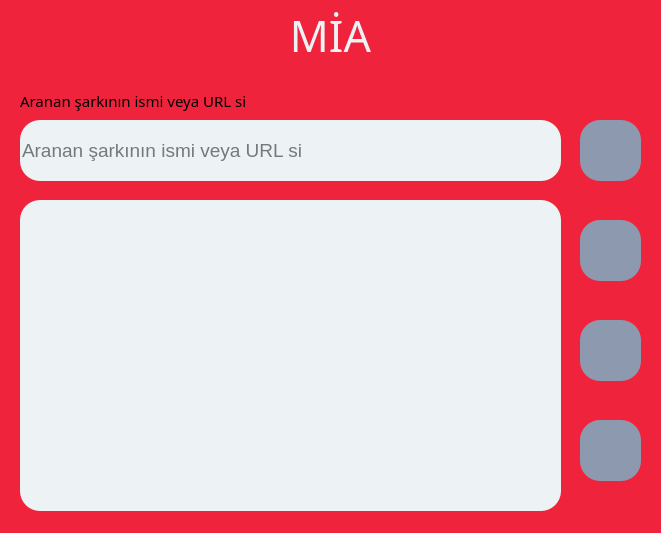
Qt form app.ui (Muhammedska/Mia) before a commit.
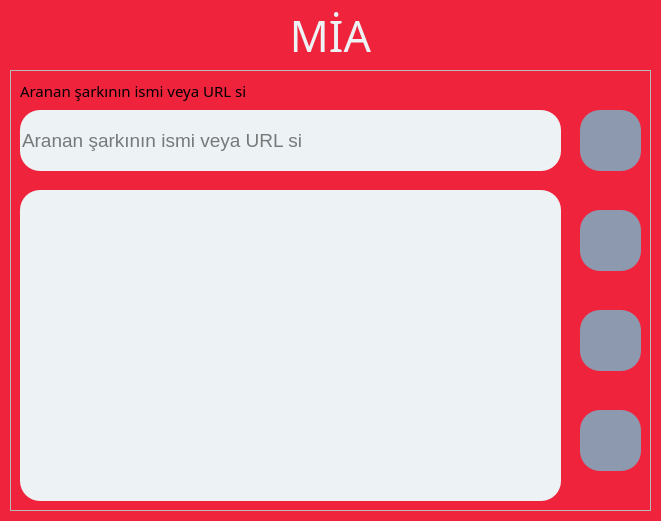
The same form after that commit. Icons and pictures are not drawn.

Diff of the .ui file:
```diff
--- a/app.ui
+++ b/app.ui
@@ -7,7 +7,7 @@
     <x>0</x>
     <y>0</y>
     <width>661</width>
-    <height>533</height>
+    <height>521</height>
    </rect>
   </property>
   <property name="minimumSize">
@@ -33,76 +33,6 @@
    <string notr="true">QMainWindow{background-color:#EF233C;}</string>
   </property>
   <widget class="QWidget" name="centralwidget">
-   <widget class="QPushButton" name="search">
-    <property name="geometry">
-     <rect>
-      <x>580</x>
-      <y>120</y>
-      <width>61</width>
-      <height>61</height>
-     </rect>
-    </property>
-    <property name="styleSheet">
-     <string notr="true">
-QPushButton{
-	background-color:#8D99AE;
-	border-radius:20px;
-	color:#FCA311;
-	transition: all  500ms;
-}
-QPushButton::hover{
-	background-color:#FFA62B;
-	border-radius:20px;
-	color:#14213d;
-	transition: all 100ms;
-}
-QPushButton:pressed{
-	background-color:#2B2D42;
-	border-radius:20px;
-	color:#fffff;
-	transition: all 100ms;
-}
-  </string>
-    </property>
-    <property name="text">
-     <string/>
-    </property>
-    <property name="icon">
-     <iconset>
-      <normaloff>searchengin-brands.svg</normaloff>searchengin-brands.svg</iconset>
-    </property>
-    <property name="iconSize">
-     <size>
-      <width>32</width>
-      <height>32</height>
-     </size>
-    </property>
-   </widget>
-   <widget class="QLineEdit" name="sinput">
-    <property name="geometry">
-     <rect>
-      <x>20</x>
-      <y>120</y>
-      <width>541</width>
-      <height>61</height>
-     </rect>
-    </property>
-    <property name="font">
-     <font>
-      <pointsize>14</pointsize>
-     </font>
-    </property>
-    <property name="styleSheet">
-     <string notr="true">QLineEdit{
-	border-radius:20px;
-	background-color:#EDF2F4;
-	
-}</string>
-    </property>
-    <property name="placeholderText">
-     <string>Aranan şarkının ismi veya URL si</string>
-    </property>
-   </widget>
    <widget class="QLabel" name="label">
     <property name="geometry">
      <rect>
@@ -128,31 +58,6 @@
      <set>Qt::AlignCenter</set>
     </property>
    </widget>
-   <widget class="QLabel" name="label_2">
-    <property name="geometry">
-     <rect>
-      <x>20</x>
-      <y>90</y>
-      <width>621</width>
-      <height>21</height>
-     </rect>
-    </property>
-    <property name="font">
-     <font>
-      <family>Poetsen One</family>
-      <pointsize>11</pointsize>
-     </font>
-    </property>
-    <property name="styleSheet">
-     <string notr="true"/>
-    </property>
-    <property name="text">
-     <string>Aranan şarkının ismi veya URL si</string>
-    </property>
-    <property name="alignment">
-     <set>Qt::AlignLeading|Qt::AlignLeft|Qt::AlignVCenter</set>
-    </property>
-   </widget>
    <widget class="QLabel" name="label_3">
     <property name="geometry">
      <rect>
@@ -172,124 +77,164 @@
      <bool>true</bool>
     </property>
    </widget>
-   <widget class="QListWidget" name="songlist">
+   <widget class="QFrame" name="searcharea">
     <property name="geometry">
      <rect>
-      <x>20</x>
-      <y>200</y>
-      <width>541</width>
-      <height>311</height>
+      <x>10</x>
+      <y>70</y>
+      <width>641</width>
+      <height>441</height>
      </rect>
     </property>
-    <property name="styleSheet">
-     <string notr="true">QListWidget{
+    <property name="frameShape">
+     <enum>QFrame::StyledPanel</enum>
+    </property>
+    <property name="frameShadow">
+     <enum>QFrame::Raised</enum>
+    </property>
+    <widget class="QLabel" name="label_2">
+     <property name="geometry">
+      <rect>
+       <x>10</x>
+       <y>10</y>
+       <width>621</width>
+       <height>21</height>
+      </rect>
+     </property>
+     <property name="font">
+      <font>
+       <family>Poetsen One</family>
+       <pointsize>11</pointsize>
+      </font>
+     </property>
+     <property name="styleSheet">
+      <string notr="true"/>
+     </property>
+     <property name="text">
+      <string>Aranan şarkının ismi veya URL si</string>
+     </property>
+     <property name="alignment">
+      <set>Qt::AlignLeading|Qt::AlignLeft|Qt::AlignVCenter</set>
+     </property>
+    </widget>
+    <widget class="QPushButton" name="search">
+     <property name="geometry">
+      <rect>
+       <x>570</x>
+       <y>40</y>
+       <width>61</width>
+       <height>61</height>
+      </rect>
+     </property>
+     <property name="styleSheet">
+      <string notr="true">
+QPushButton{
+	background-color:#8D99AE;
+	border-radius:20px;
+	color:#FCA311;
+	transition: all  500ms;
+}
+QPushButton::hover{
+	background-color:#FFA62B;
+	border-radius:20px;
+	color:#14213d;
+	transition: all 100ms;
+}
+QPushButton:pressed{
+	background-color:#2B2D42;
+	border-radius:20px;
+	color:#fffff;
+	transition: all 100ms;
+}
+  </string>
+     </property>
+     <property name="text">
+      <string/>
+     </property>
+     <property name="icon">
+      <iconset>
+       <normaloff>searchengin-brands.svg</normaloff>searchengin-brands.svg</iconset>
+     </property>
+     <property name="iconSize">
+      <size>
+       <width>32</width>
+       <height>32</height>
+      </size>
+     </property>
+    </widget>
+    <widget class="QPushButton" name="download">
+     <property name="geometry">
+      <rect>
+       <x>570</x>
+       <y>140</y>
+       <width>61</width>
+       <height>61</height>
+      </rect>
+     </property>
+     <property name="styleSheet">
+      <string notr="true">
+QPushButton{
+	background-color:#8D99AE;
+	border-radius:20px;
+	color:#FCA311;
+	transition: all  500ms;
+}
+QPushButton::hover{
+	background-color:#FFA62B;
+	border-radius:20px;
+	color:#14213d;
+	transition: all 100ms;
+}
+QPushButton:pressed{
+	background-color:#2B2D42;
+	border-radius:20px;
+	color:#fffff;
+	transition: all 100ms;
+}
+  </string>
+     </property>
+     <property name="text">
+      <string/>
+     </property>
+     <property name="icon">
+      <iconset>
+       <normaloff>download-solid.svg</normaloff>download-solid.svg</iconset>
+     </property>
+     <property name="iconSize">
+      <size>
+       <width>32</width>
+       <height>32</height>
+      </size>
+     </property>
+    </widget>
+    <widget class="QListWidget" name="songlist">
+     <property name="geometry">
+      <rect>
+       <x>10</x>
+       <y>120</y>
+       <width>541</width>
+       <height>311</height>
+      </rect>
+     </property>
+     <property name="styleSheet">
+      <string notr="true">QListWidget{
 	border-radius:20px;
 	background-color:#EDF2F4;
 
 }</string>
-    </property>
-   </widget>
-   <widget class="QPushButton" name="download">
-    <property name="geometry">
-     <rect>
-      <x>580</x>
-      <y>220</y>
-      <width>61</width>
-      <height>61</height>
-     </rect>
-    </property>
-    <property name="styleSheet">
-     <string notr="true">
-QPushButton{
-	background-color:#8D99AE;
-	border-radius:20px;
-	color:#FCA311;
-	transition: all  500ms;
-}
-QPushButton::hover{
-	background-color:#FFA62B;
-	border-radius:20px;
-	color:#14213d;
-	transition: all 100ms;
-}
-QPushButton:pressed{
-	background-color:#2B2D42;
-	border-radius:20px;
-	color:#fffff;
-	transition: all 100ms;
-}
-  </string>
-    </property>
-    <property name="text">
-     <string/>
-    </property>
-    <property name="icon">
-     <iconset>
-      <normaloff>download-solid.svg</normaloff>download-solid.svg</iconset>
-    </property>
-    <property name="iconSize">
-     <size>
-      <width>32</width>
-      <height>32</height>
-     </size>
-    </property>
-   </widget>
-   <widget class="QPushButton" name="youtube">
-    <property name="geometry">
-     <rect>
-      <x>580</x>
-      <y>320</y>
-      <width>61</width>
-      <height>61</height>
-     </rect>
-    </property>
-    <property name="styleSheet">
-     <string notr="true">
-QPushButton{
-	background-color:#8D99AE;
-	border-radius:20px;
-	color:#FCA311;
-	transition: all  500ms;
-}
-QPushButton::hover{
-	background-color:#FFA62B;
-	border-radius:20px;
-	color:#14213d;
-	transition: all 100ms;
-}
-QPushButton:pressed{
-	background-color:#2B2D42;
-	border-radius:20px;
-	color:#fffff;
-	transition: all 100ms;
-}
-  </string>
-    </property>
-    <property name="text">
-     <string/>
-    </property>
-    <property name="icon">
-     <iconset>
-      <normaloff>youtube-brands.svg</normaloff>youtube-brands.svg</iconset>
-    </property>
-    <property name="iconSize">
-     <size>
-      <width>32</width>
-      <height>32</height>
-     </size>
-    </property>
-   </widget>
-   <widget class="QPushButton" name="me">
-    <property name="geometry">
-     <rect>
-      <x>580</x>
-      <y>420</y>
-      <width>61</width>
-      <height>61</height>
-     </rect>
-    </property>
-    <property name="styleSheet">
-     <string notr="true">
+     </property>
+    </widget>
+    <widget class="QPushButton" name="me">
+     <property name="geometry">
+      <rect>
+       <x>570</x>
+       <y>340</y>
+       <width>61</width>
+       <height>61</height>
+      </rect>
+     </property>
+     <property name="styleSheet">
+      <string notr="true">
 QPushButton{
 	background-color:#8D99AE;
 	border-radius:20px;
@@ -309,20 +254,91 @@
 	transition: all 100ms;
 }
   </string>
-    </property>
-    <property name="text">
-     <string/>
-    </property>
-    <property name="icon">
-     <iconset>
-      <normaloff>86445789.png</normaloff>86445789.png</iconset>
-    </property>
-    <property name="iconSize">
-     <size>
-      <width>64</width>
-      <height>64</height>
-     </size>
-    </property>
+     </property>
+     <property name="text">
+      <string/>
+     </property>
+     <property name="icon">
+      <iconset>
+       <normaloff>86445789.png</normaloff>86445789.png</iconset>
+     </property>
+     <property name="iconSize">
+      <size>
+       <width>64</width>
+       <height>64</height>
+      </size>
+     </property>
+    </widget>
+    <widget class="QLineEdit" name="sinput">
+     <property name="geometry">
+      <rect>
+       <x>10</x>
+       <y>40</y>
+       <width>541</width>
+       <height>61</height>
+      </rect>
+     </property>
+     <property name="font">
+      <font>
+       <pointsize>14</pointsize>
+      </font>
+     </property>
+     <property name="styleSheet">
+      <string notr="true">QLineEdit{
+	border-radius:20px;
+	background-color:#EDF2F4;
+	
+}</string>
+     </property>
+     <property name="placeholderText">
+      <string>Aranan şarkının ismi veya URL si</string>
+     </property>
+    </widget>
+    <widget class="QPushButton" name="youtube">
+     <property name="geometry">
+      <rect>
+       <x>570</x>
+       <y>240</y>
+       <width>61</width>
+       <height>61</height>
+      </rect>
+     </property>
+     <property name="styleSheet">
+      <string notr="true">
+QPushButton{
+	background-color:#8D99AE;
+	border-radius:20px;
+	color:#FCA311;
+	transition: all  500ms;
+}
+QPushButton::hover{
+	background-color:#FFA62B;
+	border-radius:20px;
+	color:#14213d;
+	transition: all 100ms;
+}
+QPushButton:pressed{
+	background-color:#2B2D42;
+	border-radius:20px;
+	color:#fffff;
+	transition: all 100ms;
+}
+  </string>
+     </property>
+     <property name="text">
+      <string/>
+     </property>
+     <property name="icon">
+      <iconset>
+       <normaloff>youtube-brands.svg</normaloff>youtube-brands.svg</iconset>
+     </property>
+     <property name="iconSize">
+      <size>
+       <width>32</width>
+       <height>32</height>
+      </size>
+     </property>
+    </widget>
    </widget>
   </widget>
  </widget>
```
